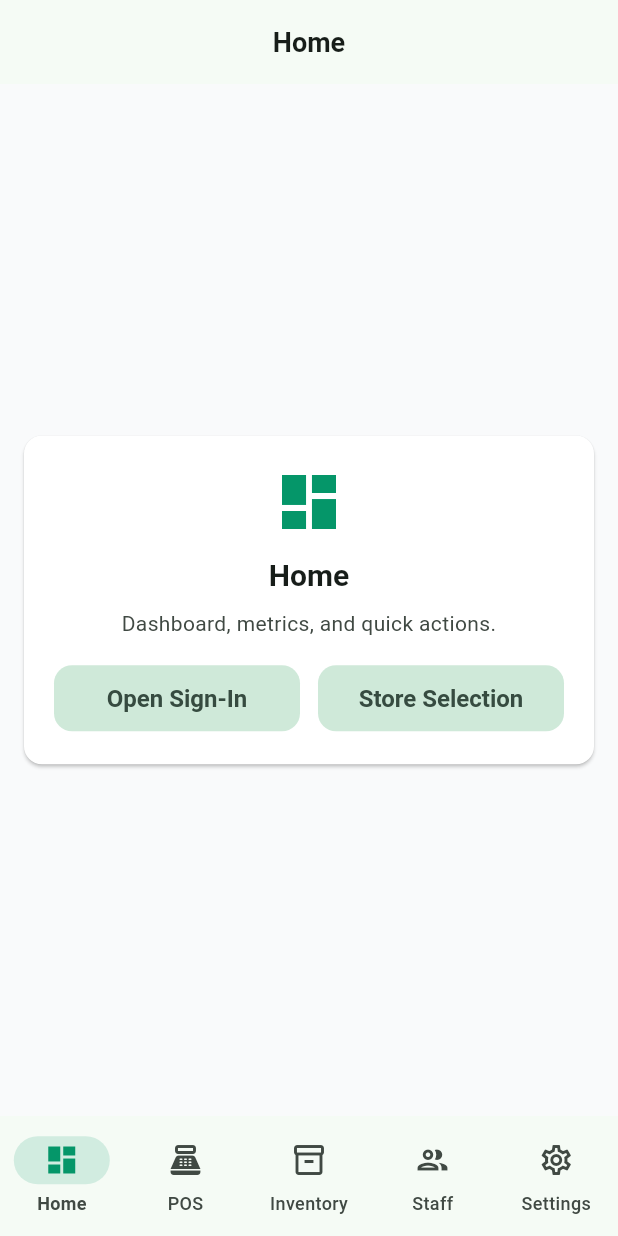
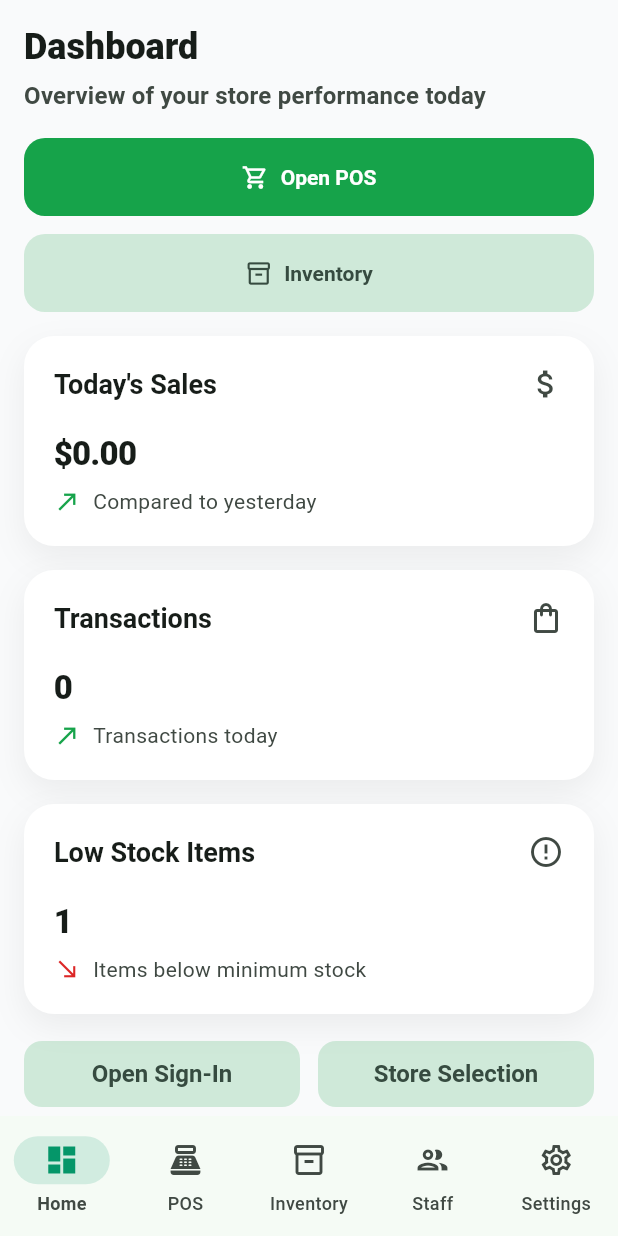
Before and after one commit to theotheobeats/tokko_mobile, a Flutter app: the screen it shows after launch, on a phone screen of 412 x 824 dp. Run offline on Flutter 3.47's test engine with Material 3 defaults, Android fonts, the phone set to English and light mode, and no system bars; our stand-ins replace flutter_riverpod, go_router.

Commit message:
feat: enhance HomeScreen layout with dashboard metrics and navigation buttons

```diff
--- a/lib/app/router.dart
+++ b/lib/app/router.dart
@@ -243,62 +243,236 @@ class HomeScreen extends StatelessWidget {
 
   @override
   Widget build(BuildContext context) {
-    final scheme = Theme.of(context).colorScheme;
+    final theme = Theme.of(context);
+    final scheme = theme.colorScheme;
+
     return Scaffold(
-      appBar: AppBar(title: const Text('Home')),
-      body: Center(
-        child: Card(
-          elevation: 1,
-          margin: const EdgeInsets.all(16),
+      body: SafeArea(
+        child: CustomScrollView(
+          slivers: [
+            // Top header area (Dashboard title + subtitle)
+            SliverToBoxAdapter(
               child: Padding(
-            padding: const EdgeInsets.all(20),
-            child: ConstrainedBox(
-              constraints: const BoxConstraints(maxWidth: 480),
+                padding: const EdgeInsets.fromLTRB(16, 16, 16, 8),
                 child: Column(
-                mainAxisSize: MainAxisSize.min,
+                  crossAxisAlignment: CrossAxisAlignment.start,
                   children: [
-                  Icon(Icons.dashboard, size: 48, color: scheme.primary),
-                  const SizedBox(height: 12),
                     Text(
-                    'Home',
-                    style: Theme.of(context).textTheme.headlineSmall,
-                    textAlign: TextAlign.center,
+                      'Dashboard',
+                      style: theme.textTheme.headlineLarge?.copyWith(
+                        fontWeight: FontWeight.w800,
                       ),
-                  const SizedBox(height: 8),
+                    ),
+                    const SizedBox(height: 6),
                     Text(
-                    'Dashboard, metrics, and quick actions.',
-                    style: Theme.of(context).textTheme.bodyMedium?.copyWith(
+                      'Overview of your store performance today',
+                      style: theme.textTheme.titleMedium?.copyWith(
                         color: scheme.onSurfaceVariant,
                       ),
-                    textAlign: TextAlign.center,
                     ),
-                  const SizedBox(height: 16),
-                  // Temporary buttons to access Auth screens
-                  Row(
+                  ],
+                ),
+              ),
+            ),
+
+            // Quick actions: Open POS (primary) + Inventory (tonal)
+            SliverToBoxAdapter(
+              child: Padding(
+                padding: const EdgeInsets.symmetric(horizontal: 16, vertical: 8),
+                child: Column(
+                  children: [
+                    SizedBox(
+                      height: 52,
+                      width: double.infinity,
+                      child: ElevatedButton.icon(
+                        icon: const Icon(Icons.shopping_cart_outlined),
+                        label: const Text('Open POS'),
+                        style: ButtonStyle(
+                          backgroundColor:
+                              WidgetStateProperty.all(const Color(0xFF16A34A)),
+                          foregroundColor:
+                              WidgetStateProperty.all(Colors.white),
+                          shape: WidgetStateProperty.all(
+                            RoundedRectangleBorder(
+                              borderRadius: BorderRadius.circular(14),
+                            ),
+                          ),
+                          textStyle: WidgetStateProperty.all(
+                            const TextStyle(fontWeight: FontWeight.w700),
+                          ),
+                        ),
+                        onPressed: () => context.go(PosRoute.path),
+                      ),
+                    ),
+                    const SizedBox(height: 12),
+                    SizedBox(
+                      height: 52,
+                      width: double.infinity,
+                      child: FilledButton.tonalIcon(
+                        icon: const Icon(Icons.inventory_2_outlined),
+                        label: const Text('Inventory'),
+                        style: ButtonStyle(
+                          shape: WidgetStateProperty.all(
+                            RoundedRectangleBorder(
+                              borderRadius: BorderRadius.circular(14),
+                            ),
+                          ),
+                          textStyle: WidgetStateProperty.all(
+                            const TextStyle(fontWeight: FontWeight.w700),
+                          ),
+                        ),
+                        onPressed: () => context.go(InventoryRoute.path),
+                      ),
+                    ),
+                  ],
+                ),
+              ),
+            ),
+
+            // Metrics cards (stacked; mimic 2x2 grid by vertical cards for mobile)
+            SliverPadding(
+              padding: const EdgeInsets.fromLTRB(16, 8, 16, 8),
+              sliver: SliverList.list(
+                children: const [
+                  _MetricCard(
+                    title: "Today's Sales",
+                    icon: Icons.attach_money,
+                    value: '\$0.00',
+                    subtitle: 'Compared to yesterday',
+                    trendUp: true,
+                  ),
+                  SizedBox(height: 16),
+                  _MetricCard(
+                    title: 'Transactions',
+                    icon: Icons.shopping_bag_outlined,
+                    value: '0',
+                    subtitle: 'Transactions today',
+                    trendUp: true,
+                  ),
+                  SizedBox(height: 16),
+                  _MetricCard(
+                    title: 'Low Stock Items',
+                    icon: Icons.error_outline,
+                    value: '1',
+                    subtitle: 'Items below minimum stock',
+                    trendUp: false,
+                  ),
+                ],
+              ),
+            ),
+
+            // Temporary shortcuts to Auth screens for QA
+            SliverToBoxAdapter(
+              child: Padding(
+                padding: const EdgeInsets.fromLTRB(16, 8, 16, 24),
+                child: Row(
                   children: [
                     Expanded(
                       child: FilledButton.tonal(
-                          onPressed: () => context.go('${HomeRoute.path}auth/sign-in'),
+                        onPressed: () =>
+                            context.go('${HomeRoute.path}auth/sign-in'),
                         child: const Text('Open Sign-In'),
                       ),
                     ),
                     const SizedBox(width: 12),
                     Expanded(
                       child: FilledButton.tonal(
-                          onPressed: () => context.go('${HomeRoute.path}auth/store-selection'),
+                        onPressed: () => context
+                            .go('${HomeRoute.path}auth/store-selection'),
                         child: const Text('Store Selection'),
+                      ),
+                    ),
+                  ],
+                ),
+              ),
+            ),
+          ],
+        ),
+      ),
+    );
+  }
+}
+
+class _MetricCard extends StatelessWidget {
+  const _MetricCard({
+    required this.title,
+    required this.icon,
+    required this.value,
+    required this.subtitle,
+    required this.trendUp,
+  });
+
+  final String title;
+  final IconData icon;
+  final String value;
+  final String subtitle;
+  final bool trendUp;
+
+  @override
+  Widget build(BuildContext context) {
+    final theme = Theme.of(context);
+    final scheme = theme.colorScheme;
+
+    return Container(
+      decoration: BoxDecoration(
+        color: theme.brightness == Brightness.dark ? scheme.surface : Colors.white,
+        borderRadius: BorderRadius.circular(20),
+        boxShadow: [
+          BoxShadow(
+            color: Colors.black.withOpacity(0.06),
+            blurRadius: 18,
+            offset: const Offset(0, 8),
+          ),
+        ],
+      ),
+      padding: const EdgeInsets.all(20),
+      child: Column(
+        crossAxisAlignment: CrossAxisAlignment.start,
+        children: [
+          // Title row with trailing icon tint
+          Row(
+            children: [
+              Expanded(
+                child: Text(
+                  title,
+                  style: theme.textTheme.titleLarge?.copyWith(
+                    fontWeight: FontWeight.w700,
+                  ),
+                ),
+              ),
+              Icon(icon, color: scheme.onSurfaceVariant),
+            ],
+          ),
+          const SizedBox(height: 20),
+          // Value
+          Text(
+            value,
+            style: theme.textTheme.headlineMedium?.copyWith(
+              fontWeight: FontWeight.w800,
+              letterSpacing: -0.5,
+            ),
+          ),
+          const SizedBox(height: 8),
+          // Trend line
+          Row(
+            children: [
+              Icon(
+                trendUp ? Icons.north_east : Icons.south_east,
+                color: trendUp ? const Color(0xFF16A34A) : scheme.error,
+                size: 18,
+              ),
+              const SizedBox(width: 8),
+              Text(
+                subtitle,
+                style: theme.textTheme.bodyMedium?.copyWith(
+                  color: scheme.onSurfaceVariant,
                 ),
               ),
             ],
           ),
         ],
       ),
-            ),
-          ),
-        ),
-      ),
     );
-    // Later: replace with real dashboard implementation
   }
 }
 
```
Lines whose indentation alone changed are shown as unchanged.
